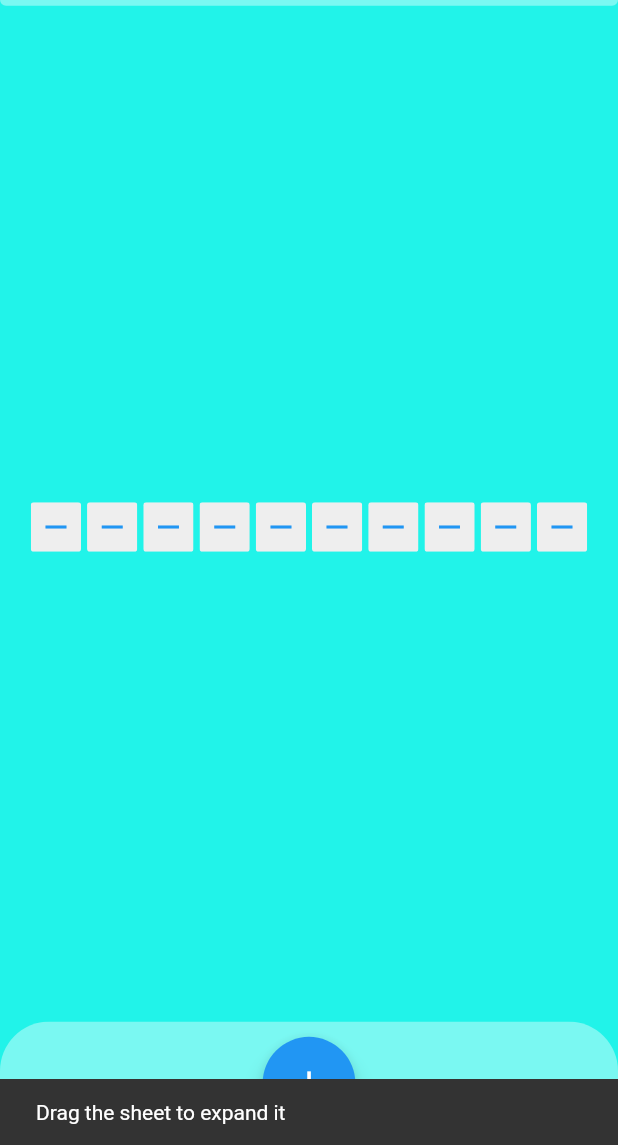
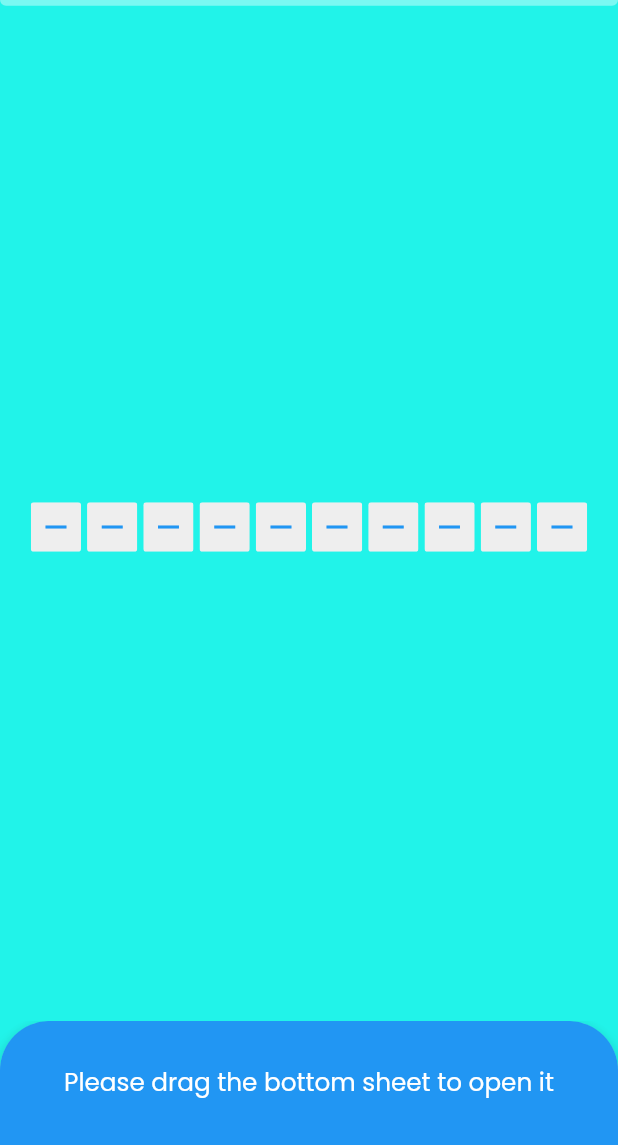
Before and after one commit to adizcode/milestones, a Flutter app: the screen it shows once a user with an empty profile is signed in, after a tap on the "add" icon, on a phone screen of 412 x 824 dp, the part 91-1236 px from its top. Run offline on Flutter 3.47's test engine with Material 2 defaults, Android fonts, the phone set to English and light mode, and no system bars; drawn by our look-alikes of step_progress_indicator; our stand-ins replace cloud_firestore, firebase_auth, firebase_core, google_fonts, sizer; accounts and stored records are empty.

Commit message:
Create a global method to display custom snackbar

```diff
--- a/lib/screens/authenticate/login/login.dart
+++ b/lib/screens/authenticate/login/login.dart
@@ -2,6 +2,7 @@ import 'package:flutter/material.dart';
 import 'package:milestones/screens/authenticate/widgets/auth_form_card.dart';
 import 'package:milestones/services/auth.dart';
 import 'package:milestones/shared/constants.dart';
+import 'package:milestones/shared/milestones_snackbar.dart';
 import 'package:milestones/shared/validators.dart';
 import 'package:milestones/widgets/milestones_scaffold.dart';
 import 'package:sizer/sizer.dart';
@@ -59,8 +60,7 @@ class _LoginScreenState extends State<LoginScreen> {
                 try {
                   await AuthService().signInWithEmail(email, password);
                 } catch (e) {
-                  ScaffoldMessenger.of(context)
-                      .showSnackBar(SnackBar(content: Text(e.toString())));
+                  showMilestonesSnackBar(context: context, text: e.toString());
                 }
               }
             },
--- a/lib/screens/authenticate/register/register.dart
+++ b/lib/screens/authenticate/register/register.dart
@@ -2,6 +2,7 @@ import 'package:flutter/material.dart';
 import 'package:milestones/screens/authenticate/widgets/auth_form_card.dart';
 import 'package:milestones/services/auth.dart';
 import 'package:milestones/shared/constants.dart';
+import 'package:milestones/shared/milestones_snackbar.dart';
 import 'package:milestones/shared/validators.dart';
 import 'package:milestones/widgets/milestones_scaffold.dart';
 import 'package:sizer/sizer.dart';
@@ -59,8 +60,7 @@ class _RegisterScreenState extends State<RegisterScreen> {
                 try {
                   await AuthService().registerWithEmail(email, password);
                 } catch (e) {
-                  ScaffoldMessenger.of(context)
-                      .showSnackBar(SnackBar(content: Text(e.toString())));
+                  showMilestonesSnackBar(context: context, text: e.toString());
                 }
               }
             },
--- a/lib/screens/home/widgets/milestones_draggable_scrollable_sheet.dart
+++ b/lib/screens/home/widgets/milestones_draggable_scrollable_sheet.dart
@@ -5,6 +5,7 @@ import 'package:google_fonts/google_fonts.dart';
 import 'package:milestones/models/milestone.dart';
 import 'package:milestones/services/database.dart';
 import 'package:milestones/shared/constants.dart';
+import 'package:milestones/shared/milestones_snackbar.dart';
 import 'package:milestones/shared/validators.dart';
 import 'package:milestones/widgets/frosted_glass_filter.dart';
 import 'package:sizer/sizer.dart';
@@ -28,7 +29,6 @@ class _MilestonesDraggableScrollableSheetState
   static const double maxExtent = 0.9;
 
   final _formKey = GlobalKey<FormState>();
-
   final _initialExtent = 0.1;
   bool _isExpanded = false;
   String _milestoneTask = '';
@@ -76,10 +76,9 @@ class _MilestonesDraggableScrollableSheetState
                       builder: _milestonesDialogBuilder,
                     );
                   } else {
-                    ScaffoldMessenger.of(context).showSnackBar(
-                      const SnackBar(
-                        content: Text('Drag the sheet to expand it'),
-                      ),
+                    showMilestonesSnackBar(
+                      context: context,
+                      text: 'Please drag the bottom sheet to open it',
                     );
                   }
                 }),
@@ -97,8 +96,8 @@ class _MilestonesDraggableScrollableSheetState
       decoration: BoxDecoration(
         color: Colors.white.withOpacity(0.4),
         borderRadius: BorderRadius.only(
-          topLeft: Radius.circular(8.w),
-          topRight: Radius.circular(8.w),
+          topLeft: Radius.circular(borderRadius),
+          topRight: Radius.circular(borderRadius),
         ),
       ),
       child: ListView.builder(
@@ -119,17 +118,17 @@ class _MilestonesDraggableScrollableSheetState
         // Delete milestone
         await widget.databaseService.deleteMilestone(milestone.id);
 
-        ScaffoldMessenger.of(context).showSnackBar(
-          const SnackBar(
-            content: Text('Milestone dismissed'),
-          ),
+        showMilestonesSnackBar(
+          context: context,
+          text: 'Milestone deleted',
+          padding: EdgeInsets.symmetric(vertical: 1.75.h),
         );
       },
       child: Padding(
         padding: EdgeInsets.symmetric(horizontal: 8.w, vertical: 3.h),
         child: Card(
-          shape:
-              RoundedRectangleBorder(borderRadius: BorderRadius.circular(2.w)),
+          shape: RoundedRectangleBorder(
+              borderRadius: BorderRadius.circular(borderRadius / 4)),
           child: ListTile(
             title: Text(
               milestone.task,
@@ -178,7 +177,7 @@ class _MilestonesDraggableScrollableSheetState
       child: Dialog(
         backgroundColor: Colors.white,
         shape: RoundedRectangleBorder(
-          borderRadius: BorderRadius.circular(4.w),
+          borderRadius: BorderRadius.circular(borderRadius / 2),
         ),
         elevation: 2,
         child: Container(
--- a/lib/shared/constants.dart
+++ b/lib/shared/constants.dart
@@ -5,7 +5,10 @@ import 'package:sizer/sizer.dart';
 const colorPrimary = Color(0xFF2196F3);
 const colorBackground = Color(0xFF21F3E9);
 
-// Styles and properties
+// Properties
+final borderRadius = 4.h;
+
+
 final textInputDecoration = InputDecoration(
   contentPadding: EdgeInsets.symmetric(horizontal: 3.w),
   enabledBorder: OutlineInputBorder(
--- /dev/null
+++ b/lib/shared/milestones_snackbar.dart
@@ -0,0 +1,34 @@
+import 'package:flutter/material.dart';
+import 'package:google_fonts/google_fonts.dart';
+import 'package:sizer/sizer.dart';
+
+import 'constants.dart';
+
+void showMilestonesSnackBar({
+  required BuildContext context,
+  required String text,
+  EdgeInsetsGeometry? padding,
+}) {
+  ScaffoldMessenger.of(context).showSnackBar(
+    SnackBar(
+      content: Text(
+        text,
+        style: GoogleFonts.poppins(fontSize: 12.sp),
+        textAlign: TextAlign.center,
+      ),
+      backgroundColor: colorPrimary,
+      behavior: SnackBarBehavior.fixed,
+      shape: RoundedRectangleBorder(
+        borderRadius: BorderRadius.only(
+          topLeft: Radius.circular(borderRadius),
+          topRight: Radius.circular(borderRadius),
+        ),
+      ),
+      padding: padding ??
+          EdgeInsets.symmetric(
+            horizontal: 4.w,
+            vertical: 3.5.h,
+          ),
+    ),
+  );
+}
```
